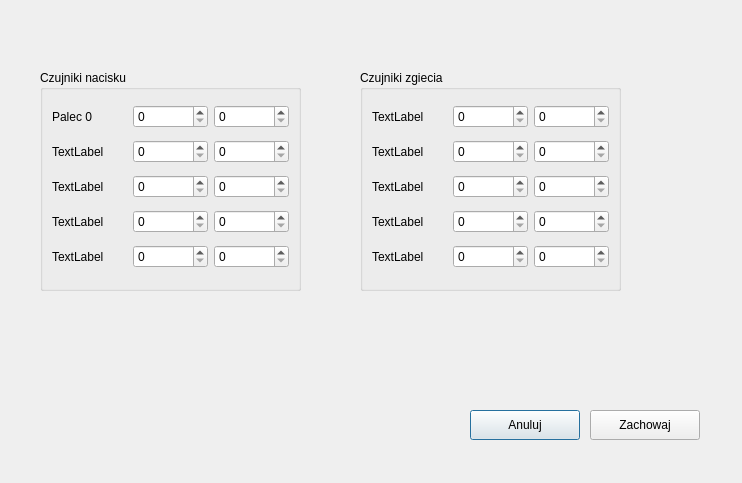
Old version of the form KlientEthernet/opcjepomiarow.ui in the repository JakubAdamTaczala/RM-PZ.
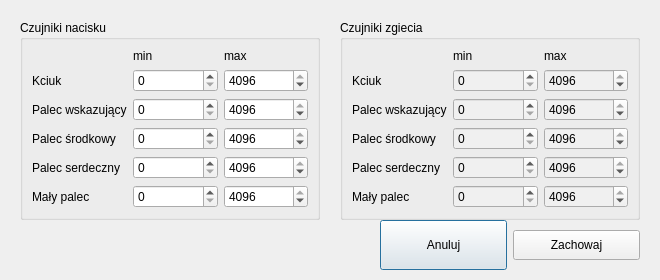
New version of the form.

What changed in the file:
```diff
--- a/KlientEthernet/opcjepomiarow.ui
+++ b/KlientEthernet/opcjepomiarow.ui
@@ -6,183 +6,293 @@
    <rect>
     <x>0</x>
     <y>0</y>
-    <width>742</width>
-    <height>483</height>
+    <width>660</width>
+    <height>280</height>
    </rect>
   </property>
+  <property name="palette">
+   <palette>
+    <active>
+     <colorrole role="WindowText">
+      <brush brushstyle="SolidPattern">
+       <color alpha="255">
+        <red>0</red>
+        <green>0</green>
+        <blue>0</blue>
+       </color>
+      </brush>
+     </colorrole>
+     <colorrole role="Button">
+      <brush brushstyle="SolidPattern">
+       <color alpha="255">
+        <red>240</red>
+        <green>240</green>
+        <blue>240</blue>
+       </color>
+      </brush>
+     </colorrole>
+     <colorrole role="Light">
+      <brush brushstyle="SolidPattern">
+       <color alpha="255">
+        <red>255</red>
+        <green>255</green>
+        <blue>255</blue>
+       </color>
+      </brush>
+     </colorrole>
+    </active>
+    <inactive>
+     <colorrole role="WindowText">
+      <brush brushstyle="SolidPattern">
+       <color alpha="255">
+        <red>0</red>
+        <green>0</green>
+        <blue>0</blue>
+       </color>
+      </brush>
+     </colorrole>
+     <colorrole role="Button">
+      <brush brushstyle="SolidPattern">
+       <color alpha="255">
+        <red>240</red>
+        <green>240</green>
+        <blue>240</blue>
+       </color>
+      </brush>
+     </colorrole>
+     <colorrole role="Light">
+      <brush brushstyle="SolidPattern">
+       <color alpha="255">
+        <red>255</red>
+        <green>255</green>
+        <blue>255</blue>
+       </color>
+      </brush>
+     </colorrole>
+    </inactive>
+    <disabled>
+     <colorrole role="WindowText">
+      <brush brushstyle="SolidPattern">
+       <color alpha="255">
+        <red>120</red>
+        <green>120</green>
+        <blue>120</blue>
+       </color>
+      </brush>
+     </colorrole>
+     <colorrole role="Button">
+      <brush brushstyle="SolidPattern">
+       <color alpha="255">
+        <red>240</red>
+        <green>240</green>
+        <blue>240</blue>
+       </color>
+      </brush>
+     </colorrole>
+     <colorrole role="Light">
+      <brush brushstyle="SolidPattern">
+       <color alpha="255">
+        <red>255</red>
+        <green>255</green>
+        <blue>255</blue>
+       </color>
+      </brush>
+     </colorrole>
+    </disabled>
+   </palette>
+  </property>
   <property name="windowTitle">
    <string>Dialog</string>
   </property>
   <widget class="QWidget" name="widget" native="true">
    <property name="geometry">
     <rect>
-     <x>470</x>
-     <y>410</y>
-     <width>240</width>
-     <height>30</height>
+     <x>380</x>
+     <y>220</y>
+     <width>260</width>
+     <height>50</height>
     </rect>
    </property>
-   <widget class="QPushButton" name="pushButton_2">
-    <property name="geometry">
-     <rect>
-      <x>0</x>
-      <y>0</y>
-      <width>110</width>
-      <height>30</height>
-     </rect>
-    </property>
-    <property name="sizePolicy">
-     <sizepolicy hsizetype="Minimum" vsizetype="Minimum">
-      <horstretch>0</horstretch>
-      <verstretch>0</verstretch>
-     </sizepolicy>
-    </property>
-    <property name="minimumSize">
-     <size>
-      <width>110</width>
-      <height>30</height>
-     </size>
-    </property>
-    <property name="text">
-     <string>Anuluj</string>
-    </property>
-   </widget>
-   <widget class="QPushButton" name="pushButton">
-    <property name="geometry">
-     <rect>
-      <x>120</x>
-      <y>0</y>
-      <width>110</width>
-      <height>30</height>
-     </rect>
-    </property>
-    <property name="minimumSize">
-     <size>
-      <width>110</width>
-      <height>30</height>
-     </size>
-    </property>
-    <property name="text">
-     <string>Zachowaj</string>
-    </property>
-   </widget>
+   <layout class="QHBoxLayout" name="horizontalLayout">
+    <item>
+     <widget class="QPushButton" name="pushButton_2">
+      <property name="sizePolicy">
+       <sizepolicy hsizetype="Minimum" vsizetype="Minimum">
+        <horstretch>0</horstretch>
+        <verstretch>0</verstretch>
+       </sizepolicy>
+      </property>
+      <property name="minimumSize">
+       <size>
+        <width>110</width>
+        <height>30</height>
+       </size>
+      </property>
+      <property name="text">
+       <string>Anuluj</string>
+      </property>
+     </widget>
+    </item>
+    <item>
+     <widget class="QPushButton" name="pushButton">
+      <property name="minimumSize">
+       <size>
+        <width>110</width>
+        <height>30</height>
+       </size>
+      </property>
+      <property name="text">
+       <string>Zachowaj</string>
+      </property>
+     </widget>
+    </item>
+   </layout>
   </widget>
   <widget class="QGroupBox" name="groupBox">
    <property name="geometry">
     <rect>
-     <x>40</x>
-     <y>70</y>
-     <width>261</width>
-     <height>221</height>
+     <x>20</x>
+     <y>20</y>
+     <width>300</width>
+     <height>200</height>
     </rect>
    </property>
    <property name="title">
     <string>Czujniki nacisku</string>
    </property>
    <layout class="QGridLayout" name="gridLayout">
-    <item row="3" column="1">
-     <widget class="QSpinBox" name="minN3">
+    <item row="3" column="2">
+     <widget class="QSpinBox" name="maxN2">
       <property name="maximum">
        <number>4096</number>
       </property>
+      <property name="value">
+       <number>4096</number>
+      </property>
      </widget>
     </item>
-    <item row="3" column="0">
+    <item row="0" column="2">
+     <widget class="QLabel" name="label_2">
+      <property name="text">
+       <string>max</string>
+      </property>
+     </widget>
+    </item>
+    <item row="2" column="2">
+     <widget class="QSpinBox" name="maxN1">
+      <property name="maximum">
+       <number>4096</number>
+      </property>
+      <property name="value">
+       <number>4096</number>
+      </property>
+     </widget>
+    </item>
+    <item row="4" column="0">
      <widget class="QLabel" name="p3L">
       <property name="text">
-       <string>TextLabel</string>
+       <string>Palec serdeczny</string>
       </property>
      </widget>
     </item>
-    <item row="0" column="0">
-     <widget class="QLabel" name="n0L">
+    <item row="0" column="1">
+     <widget class="QLabel" name="label">
       <property name="text">
-       <string>Palec 0</string>
+       <string>min</string>
       </property>
      </widget>
     </item>
-    <item row="4" column="0">
-     <widget class="QLabel" name="n4L">
-      <property name="text">
-       <string>TextLabel</string>
-      </property>
-     </widget>
-    </item>
-    <item row="2" column="0">
+    <item row="3" column="0">
      <widget class="QLabel" name="n2L">
       <property name="text">
-       <string>TextLabel</string>
+       <string>Palec środkowy</string>
       </property>
      </widget>
     </item>
-    <item row="1" column="0">
-     <widget class="QLabel" name="n1L">
-      <property name="text">
-       <string>TextLabel</string>
+    <item row="4" column="1">
+     <widget class="QSpinBox" name="minN3">
+      <property name="maximum">
+       <number>4096</number>
       </property>
      </widget>
     </item>
-    <item row="2" column="1">
+    <item row="3" column="1">
      <widget class="QSpinBox" name="minN2">
       <property name="maximum">
        <number>4096</number>
       </property>
      </widget>
     </item>
-    <item row="0" column="1">
-     <widget class="QSpinBox" name="minN0">
-      <property name="maximum">
-       <number>4096</number>
-      </property>
-     </widget>
-    </item>
-    <item row="1" column="1">
-     <widget class="QSpinBox" name="minN1">
-      <property name="maximum">
-       <number>4096</number>
-      </property>
-     </widget>
-    </item>
-    <item row="4" column="1">
-     <widget class="QSpinBox" name="minN4">
-      <property name="maximum">
-       <number>4096</number>
-      </property>
-     </widget>
-    </item>
-    <item row="0" column="2">
-     <widget class="QSpinBox" name="maxN0">
-      <property name="maximum">
-       <number>4096</number>
-      </property>
-     </widget>
-    </item>
-    <item row="1" column="2">
-     <widget class="QSpinBox" name="maxN1">
-      <property name="maximum">
-       <number>4096</number>
-      </property>
-     </widget>
-    </item>
-    <item row="2" column="2">
-     <widget class="QSpinBox" name="maxN2">
-      <property name="maximum">
-       <number>4096</number>
-      </property>
-     </widget>
-    </item>
-    <item row="3" column="2">
+    <item row="4" column="2">
      <widget class="QSpinBox" name="maxN3">
       <property name="maximum">
        <number>4096</number>
       </property>
+      <property name="value">
+       <number>4096</number>
+      </property>
      </widget>
     </item>
-    <item row="4" column="2">
+    <item row="5" column="0">
+     <widget class="QLabel" name="n4L">
+      <property name="text">
+       <string>Mały palec</string>
+      </property>
+     </widget>
+    </item>
+    <item row="5" column="1">
+     <widget class="QSpinBox" name="minN4">
+      <property name="maximum">
+       <number>4096</number>
+      </property>
+     </widget>
+    </item>
+    <item row="5" column="2">
      <widget class="QSpinBox" name="maxN4">
       <property name="maximum">
        <number>4096</number>
       </property>
+      <property name="value">
+       <number>4096</number>
+      </property>
+     </widget>
+    </item>
+    <item row="2" column="0">
+     <widget class="QLabel" name="n1L">
+      <property name="text">
+       <string>Palec wskazujący</string>
+      </property>
+     </widget>
+    </item>
+    <item row="2" column="1">
+     <widget class="QSpinBox" name="minN1">
+      <property name="maximum">
+       <number>4096</number>
+      </property>
+     </widget>
+    </item>
+    <item row="1" column="1">
+     <widget class="QSpinBox" name="minN0">
+      <property name="maximum">
+       <number>4096</number>
+      </property>
+     </widget>
+    </item>
+    <item row="1" column="2">
+     <widget class="QSpinBox" name="maxN0">
+      <property name="maximum">
+       <number>4096</number>
+      </property>
+      <property name="value">
+       <number>4096</number>
+      </property>
+     </widget>
+    </item>
+    <item row="1" column="0">
+     <widget class="QLabel" name="n0L">
+      <property name="text">
+       <string>Kciuk</string>
+      </property>
      </widget>
     </item>
    </layout>
@@ -190,118 +300,184 @@
   <widget class="QGroupBox" name="groupBox_3">
    <property name="geometry">
     <rect>
-     <x>360</x>
-     <y>70</y>
-     <width>261</width>
-     <height>221</height>
+     <x>340</x>
+     <y>20</y>
+     <width>300</width>
+     <height>200</height>
     </rect>
    </property>
+   <property name="palette">
+    <palette>
+     <active>
+      <colorrole role="Base">
+       <brush brushstyle="SolidPattern">
+        <color alpha="255">
+         <red>240</red>
+         <green>240</green>
+         <blue>240</blue>
+        </color>
+       </brush>
+      </colorrole>
+     </active>
+     <inactive>
+      <colorrole role="Base">
+       <brush brushstyle="SolidPattern">
+        <color alpha="255">
+         <red>240</red>
+         <green>240</green>
+         <blue>240</blue>
+        </color>
+       </brush>
+      </colorrole>
+     </inactive>
+     <disabled>
+      <colorrole role="Base">
+       <brush brushstyle="SolidPattern">
+        <color alpha="255">
+         <red>240</red>
+         <green>240</green>
+         <blue>240</blue>
+        </color>
+       </brush>
+      </colorrole>
+     </disabled>
+    </palette>
+   </property>
    <property name="title">
     <string>Czujniki zgiecia</string>
    </property>
    <layout class="QGridLayout" name="gridLayout_2">
-    <item row="3" column="1">
-     <widget class="QSpinBox" name="minZ3">
+    <item row="4" column="2">
+     <widget class="QSpinBox" name="maxZ3">
       <property name="maximum">
+       <number>4096</number>
+      </property>
+      <property name="value">
+       <number>4096</number>
+      </property>
+     </widget>
+    </item>
+    <item row="1" column="2">
+     <widget class="QSpinBox" name="maxZ0">
+      <property name="maximum">
+       <number>4096</number>
+      </property>
+      <property name="value">
+       <number>4096</number>
+      </property>
+     </widget>
+    </item>
+    <item row="5" column="1">
+     <widget class="QSpinBox" name="minZ4">
+      <property name="maximum">
+       <number>4096</number>
+      </property>
+     </widget>
+    </item>
+    <item row="2" column="2">
+     <widget class="QSpinBox" name="maxZ1">
+      <property name="maximum">
+       <number>4096</number>
+      </property>
+      <property name="value">
+       <number>4096</number>
+      </property>
+     </widget>
+    </item>
+    <item row="3" column="2">
+     <widget class="QSpinBox" name="maxZ2">
+      <property name="maximum">
+       <number>4096</number>
+      </property>
+      <property name="value">
+       <number>4096</number>
+      </property>
+     </widget>
+    </item>
+    <item row="5" column="2">
+     <widget class="QSpinBox" name="maxZ4">
+      <property name="maximum">
+       <number>4096</number>
+      </property>
+      <property name="value">
        <number>4096</number>
       </property>
      </widget>
     </item>
     <item row="3" column="0">
+     <widget class="QLabel" name="z2L">
+      <property name="text">
+       <string>Palec środkowy</string>
+      </property>
+     </widget>
+    </item>
+    <item row="4" column="0">
      <widget class="QLabel" name="z3L">
       <property name="text">
-       <string>TextLabel</string>
+       <string>Palec serdeczny</string>
       </property>
      </widget>
     </item>
-    <item row="0" column="0">
-     <widget class="QLabel" name="z0L">
-      <property name="text">
-       <string>TextLabel</string>
-      </property>
-     </widget>
-    </item>
-    <item row="4" column="0">
+    <item row="5" column="0">
      <widget class="QLabel" name="z4L">
       <property name="text">
-       <string>TextLabel</string>
-      </property>
-     </widget>
-    </item>
-    <item row="2" column="0">
-     <widget class="QLabel" name="z2L">
-      <property name="text">
-       <string>TextLabel</string>
+       <string>Mały palec</string>
       </property>
      </widget>
     </item>
     <item row="1" column="0">
+     <widget class="QLabel" name="z0L">
+      <property name="text">
+       <string>Kciuk</string>
+      </property>
+     </widget>
+    </item>
+    <item row="2" column="0">
      <widget class="QLabel" name="z1L">
       <property name="text">
-       <string>TextLabel</string>
+       <string>Palec wskazujący</string>
       </property>
      </widget>
     </item>
     <item row="2" column="1">
+     <widget class="QSpinBox" name="minZ1">
+      <property name="maximum">
+       <number>4096</number>
+      </property>
+     </widget>
+    </item>
+    <item row="3" column="1">
      <widget class="QSpinBox" name="minZ2">
       <property name="maximum">
        <number>4096</number>
       </property>
      </widget>
     </item>
-    <item row="0" column="1">
+    <item row="1" column="1">
      <widget class="QSpinBox" name="minZ0">
       <property name="maximum">
        <number>4096</number>
       </property>
      </widget>
     </item>
-    <item row="1" column="1">
-     <widget class="QSpinBox" name="minZ1">
-      <property name="maximum">
-       <number>4096</number>
-      </property>
-     </widget>
-    </item>
     <item row="4" column="1">
-     <widget class="QSpinBox" name="minZ4">
+     <widget class="QSpinBox" name="minZ3">
       <property name="maximum">
        <number>4096</number>
       </property>
      </widget>
     </item>
+    <item row="0" column="1">
+     <widget class="QLabel" name="label_3">
+      <property name="text">
+       <string>min</string>
+      </property>
+     </widget>
+    </item>
     <item row="0" column="2">
-     <widget class="QSpinBox" name="maxZ0">
-      <property name="maximum">
-       <number>4096</number>
-      </property>
-     </widget>
-    </item>
-    <item row="1" column="2">
-     <widget class="QSpinBox" name="maxZ1">
-      <property name="maximum">
-       <number>4096</number>
-      </property>
-     </widget>
-    </item>
-    <item row="2" column="2">
-     <widget class="QSpinBox" name="maxZ2">
-      <property name="maximum">
-       <number>4096</number>
-      </property>
-     </widget>
-    </item>
-    <item row="3" column="2">
-     <widget class="QSpinBox" name="maxZ3">
-      <property name="maximum">
-       <number>4096</number>
-      </property>
-     </widget>
-    </item>
-    <item row="4" column="2">
-     <widget class="QSpinBox" name="maxZ4">
-      <property name="maximum">
-       <number>4096</number>
+     <widget class="QLabel" name="label_4">
+      <property name="text">
+       <string>max</string>
       </property>
      </widget>
     </item>
```
